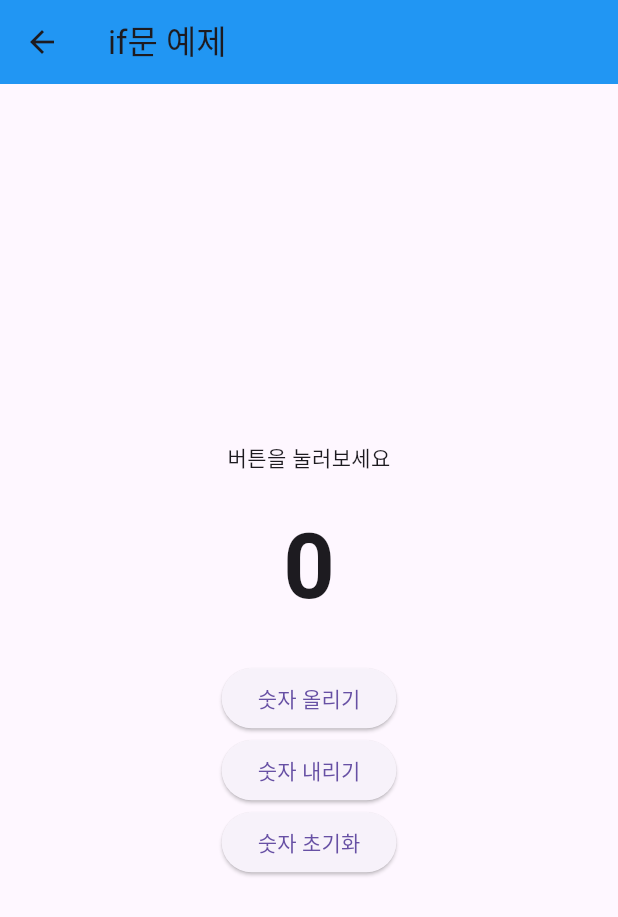
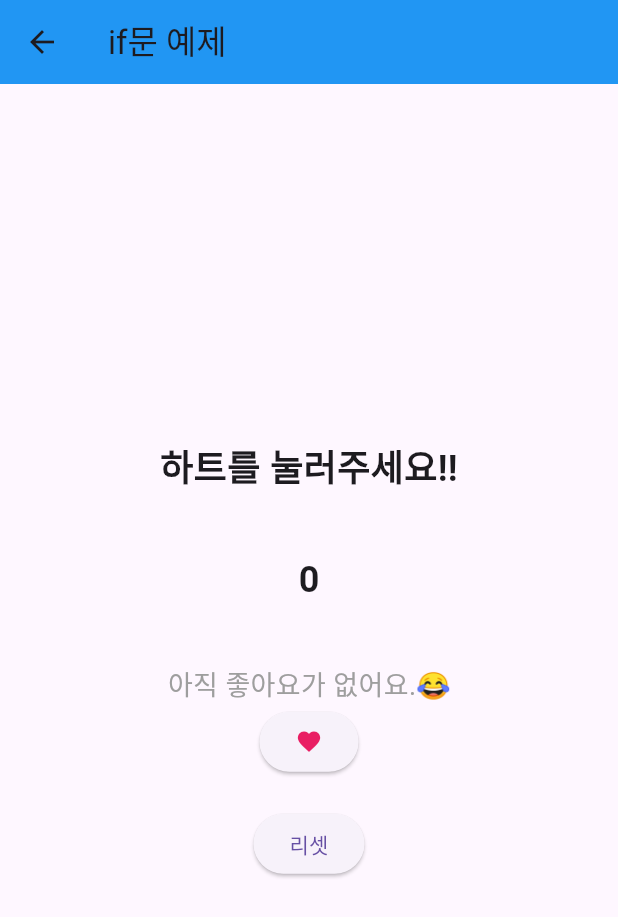
Before and after one commit to TheJoeun250714/flutter_workspace, a Flutter app: the IfScreen screen opened by its route, on a phone screen of 412 x 824 dp. Shown: the top 917 px of the screen. Run offline on Flutter 3.47's test engine with Material 3 defaults, Android fonts, the phone set to English and light mode, and no system bars; our stand-ins replace go_router.

Commit message:
void function if

```diff
--- a/lib/basics/if_screen.dart
+++ b/lib/basics/if_screen.dart
@@ -2,47 +2,46 @@ import 'package:flutter/material.dart';
 import 'package:flutter_workspace/widgets/custom_app_bar.dart';
 import 'package:go_router/go_router.dart';
 
-/*
-StatelessWidget = 정적인 위젯으로 페이지의 변화가 없이 단순 css 나 데이터 확인
-
-StatefulWidget  = 동적인 위젯으로 페이지 내부에 데이터 변동이 있을 경우 사용하는 위젯
- */
 class IfScreen extends StatefulWidget {
-  const IfScreen({super.key}); // 생성자로 IfScreen 객체를 외부에서 호출하여 사용할 때 필요
+  const IfScreen({super.key});
 
   @override
-  /*
-  State = 변하는 데이터를 관리하는 상태 클래스
-  IfScreen = IfScreen 이라는 위젯의 상태
-  IfScreen 의 위젯 상태를 담당하는 클래스
-
-  createState() = 상태를 만드는 함수
-
-  플러터가 변수관리와 화면그리기를 분리하여 앱 관리를 유용하게 할 수 있도록 하는 기능
-  State<IfScreen> createState() =>/* return */ _IfScreenState(); 필수가 아니고
-  한 번에 하나의 class 에서 작성 가능하나 추후 에러 발생
-  변수 데이터 로직 꼬임, 변수와 화면을 분리함으로써
-  매번 화면 ui를 호출해야하는 상황이 발생한다.
-  하지만 현재와 같이 상태와 ui를 분리하는 코드를 작성하면
-  화면은 그대로 존재하는채로 데이터만 변경되고 변경된 데이터가 반영된 상태로 화면 유지
-   */
-  State<IfScreen> createState() => /* return */ _IfScreenState();
+  State<IfScreen> createState() => _IfScreenState();
 }
 
-// 모든 함수와 클래스 변수이름 앞에 _ 를 붙이면 모두 private
-// 이 화면 안에서만 사용되는 class
 class _IfScreenState extends State<IfScreen> {
-  int number = 0;
+  int likeCount = 0;
+  // 함수 : 좋아요 버튼을 눌렀을 때 실행
 
+  // 좋아요버튼기능
+  // dart 언어에서는 변수명칭이나 함수명칭에 영어 숫자 이외 다른 언어로 작성하는 것은 XXX
+  // 반환값없이 기능 실행
+  void likeButton() {
+    setState(() {
+      likeCount = likeCount + 1;
+    });
+  }
+  // resetButton 생성
+
+  void resetButton(){
+    setState(() {
+      likeCount = 0;
+    });
+  }
+
+
+
+
+  // react 에서는 return 전에 js     기능 작성했다면
+  // dart  에서는 Widget 전에 dart 언어로 기능에 대하여 작성할 수 있다.
   @override
   Widget build(BuildContext context) {
     return Scaffold(
-      // 개발자가 만들어낸 상단바가 아니라 구글 플러터 개발자가 만들어낸 상단바
-      // 각 상단바에는 title을 이용해서 어떤 페이지인지 표기 가능
       appBar: AppBar(
         title: Text("if문 예제"),
         backgroundColor: Colors.blue,
         leading: IconButton(
+          /* 익명함수 이면서 {} 를 생략할 때는 매개변수 자리와 기능의 자리를 구분하기 위하여 => 사용 */
           onPressed: () => context.go('/'),
           icon: Icon(Icons.arrow_back),
         ),
@@ -51,50 +50,48 @@ class _IfScreenState extends State<IfScreen> {
         child: Column(
           mainAxisAlignment: MainAxisAlignment.center,
           children: [
-            Text('버튼을 눌러보세요'),
-            SizedBox(height: 20),
+            // 본문 내부에서 제목
             Text(
-              '$number',
-              style: TextStyle(fontSize: 60, fontWeight: FontWeight.bold),
+              '하트를 눌러주세요!!',
+              style: TextStyle(fontSize: 24, fontWeight: FontWeight.bold),
+            ),
+            SizedBox(height: 40), // 클래스 와 클래스 사이의 높이 간격 설정
+            Text(
+              '$likeCount',
+              style: TextStyle(fontSize: 24, fontWeight: FontWeight.bold),
+            ),
+            SizedBox(height: 40),
+            // IF문을 활용해서 조건에 따라 다른 메세지 표시
+            // 나중에 class 나 함수화로 변형하여 재사용 가능하도록 수정 가능
+            if (likeCount == 0)
+              Text(
+                '아직 좋아요가 없어요.😂',
+                style: TextStyle(fontSize: 18, color: Colors.grey),
+              )
+            else if (likeCount < 5)
+              Text(
+                '좋아요를 눌러주셔서 감사합니다.!!!💕',
+                style: TextStyle(fontSize: 18, color: Colors.blue),
+              )
+            else
+              Text(
+                '인기 폭발! 대박이네요. 🎉',
+                style: TextStyle(fontSize: 20, color: Colors.red),
+              ),
+            ElevatedButton(
+              // onClick = 마우스로 클릭  onPressed = 손가락으로 화면 누름
+              onPressed: likeButton,
+              //  스타일이 한가지일 경우에는 style: 묶은 형태로 작성하지 않고 단일로 작성 가능
+              //   , child: Icon(Icons.favorite, color: Colors.pink,))
+              child: Icon(Icons.favorite, color: Colors.pink),
             ),
             SizedBox(height: 20),
+            // 리셋 버튼 생성 grey
             ElevatedButton(
-              // 모든 함수에서는 한 줄 코드 작성의 경우 {} 생략 가능
-              // 다수의 코드 작성의 경우는 {} 필히 작성 후 내부에 코드 작성
-              onPressed: () {
-                setState(() {
-                  number = number + 1; // 숫자를 1 씩 증가
-                });
-              },
-              child: Text('숫자 올리기'),
+            //  onPressed:/* 함수 이름을 작성하지 않은 익명 함수로 기능 사용 */ () /*dart 언어에서는 => 함수가 무의미하여 사용 하지 않고 오직 매개변수와 기능들이 작성될 중 괄호만 사용 */ {
+              onPressed: resetButton  ,
+              child: Text('리셋'),
             ),
-            ElevatedButton(
-              // 모든 함수에서는 한 줄 코드 작성의 경우 {} 생략 가능
-              // 다수의 코드 작성의 경우는 {} 필히 작성 후 내부에 코드 작성
-              onPressed: () {
-                setState(() {
-                  number = number - 1; // 숫자를 1 씩 증가
-                });
-              },
-              child: Text('숫자 내리기'),
-            ),
-            ElevatedButton(
-              // 모든 함수에서는 한 줄 코드 작성의 경우 {} 생략 가능
-              // 다수의 코드 작성의 경우는 {} 필히 작성 후 내부에 코드 작성
-              onPressed: () {
-                setState(() {
-                  number = 0;
-                });
-              },
-              child: Text('숫자 초기화'),
-            ),
-            /*
-            * 숫자 내기리 버튼 추가
-            * ElevatedButton(),
-            * 숫자 초기화 버튼 추가
-            * ElevatedButton()
-            * */
-
           ],
         ),
       ),
```
Also changed, not shown: lib/basics/count_screen.dart (added, +103 -0 lines), 1 other file.
